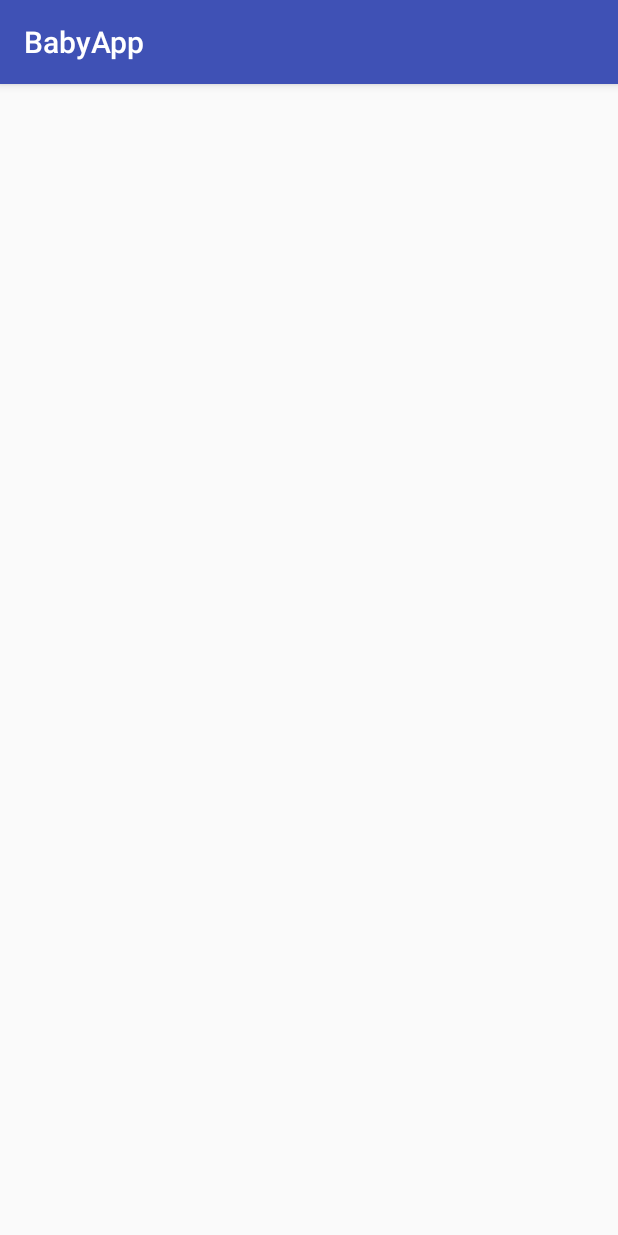
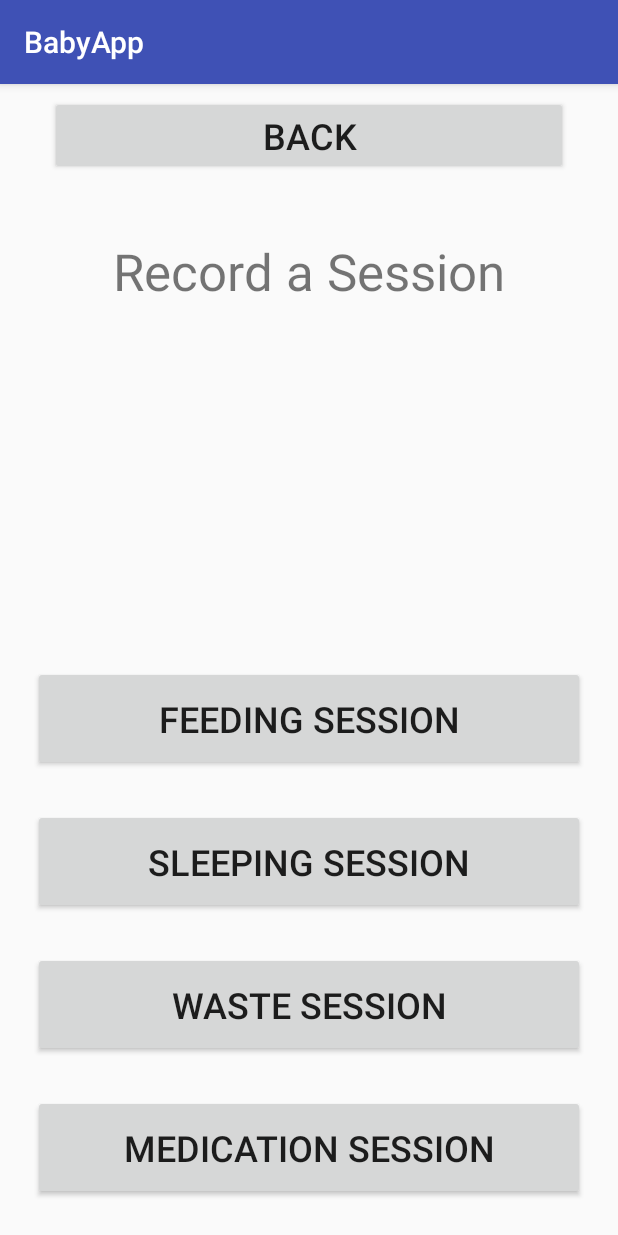
Before and after one commit to naumaanh/BabyAid, an Android app: the SessionRecordingMenu screen opened directly, with no data from a screen before it, on a phone screen of 412 x 824 dp. Run offline under Robolectric (Android 15) with nearby library versions, the phone set to English and light mode, and no system bars.

Commit message:
Added more project files and worked on my views
I have added blank activity files (Java and XML files) for the "Session Information Menu" and the "Session Viewing Menu". So whoever is working on those can now start on those activities. I have not yet added the files for the activities that Naumaan is working on (Main menu and Weekly Report Menu) since I do not currently know if he has created those files already in his version of the project and just hasnt commited them yet.

Also, I have worked a bit on the views that I am doing (the Session Recording Menu and the Start/End Session menu). I have not started work on the Options menu yet. Currently, you can click on each type of session in the session recording menu, and a string of the specific type of session will be sent to the Start/End Session menu (so that the Start/End session menu knows which kind of activity the user wants to start). Also, the back buttons on both views work correctly.

```diff
--- a/app/src/main/AndroidManifest.xml
+++ b/app/src/main/AndroidManifest.xml
@@ -18,7 +18,9 @@
         </activity>
         <activity android:name=".SessionRecordingMenu" />
         <activity android:name=".OptionsMenu" />
-        <activity android:name=".StartOrEndSessionMenu"></activity>
+        <activity android:name=".StartOrEndSessionMenu" />
+        <activity android:name=".SessionInformationMenu" />
+        <activity android:name=".SessionViewingMenu"></activity>
     </application>
 
 </manifest>
--- a/app/src/main/java/myaaronbatch/unt/edu/babyapp/SessionRecordingMenu.java
+++ b/app/src/main/java/myaaronbatch/unt/edu/babyapp/SessionRecordingMenu.java
@@ -1,14 +1,99 @@
 package myaaronbatch.unt.edu.babyapp;
 
+import android.content.Intent;
 import android.support.v7.app.AppCompatActivity;
 import android.os.Bundle;
+import android.view.View;
+import android.widget.Button;
 
-public class SessionRecordingMenu extends AppCompatActivity {
+public class SessionRecordingMenu extends AppCompatActivity
+{
+    Button backButton; // Btn which represents the back button on the view
+    Button feedingSessionBtn; // Btn which represents the feeding session button on the view
+    Button sleepingSessionBtn; // Btn which represents the sleeping session button on the view
+    Button wasteSessionBtn; // Btn which represents the waste session button on the view
+    Button medicationSessionBtn; // Btn which represents the medication session button on the view
 
     @Override
     protected void onCreate(Bundle savedInstanceState)
     {
         super.onCreate(savedInstanceState);
         setContentView(R.layout.activity_session_recording_menu);
+
+        // Get references to buttons on the activity view
+        backButton = (Button) findViewById(R.id.backBtn);
+        feedingSessionBtn = (Button) findViewById(R.id.feedingSessionBtn);
+        sleepingSessionBtn = (Button) findViewById(R.id.sleepingSessionBtn);
+        wasteSessionBtn = (Button) findViewById(R.id.wasteSessionBtn);
+        medicationSessionBtn = (Button) findViewById(R.id.medicationSessionBtn);
+
+        // Create intent for going to the StartOrEndSessionMenu
+        final Intent goToStartEndSessionMenuIntent = new Intent(getApplicationContext(), StartOrEndSessionMenu.class);
+
+        // When backButton is tapped, send the user to the previous view that they were on
+        backButton.setOnClickListener(new View.OnClickListener()
+        {
+            @Override
+            public void onClick(View view)
+            {
+                finish();
+            }
+        });
+
+        // When the feedingSessionBtn is tapped, send the user to the Start/End session menu
+        feedingSessionBtn.setOnClickListener(new View.OnClickListener()
+        {
+            @Override
+            public void onClick(View view)
+            {
+                // Send what type of session the user chose to the next menu
+                goToStartEndSessionMenuIntent.putExtra("Session_Type", "Feeding Session");
+
+                // Go to the menu the user chose
+                startActivity(goToStartEndSessionMenuIntent);
+            }
+        });
+
+        // When the sleepingSessionBtn is tapped, send the user to the Start/End session menu
+        sleepingSessionBtn.setOnClickListener(new View.OnClickListener()
+        {
+            @Override
+            public void onClick(View view)
+            {
+                // Send what type of session the user chose to the next menu
+                goToStartEndSessionMenuIntent.putExtra("Session_Type", "Sleeping Session");
+
+                // Go to the menu the user chose
+                startActivity(goToStartEndSessionMenuIntent);
+            }
+        });
+
+        // When the wasteSessionBtn is tapped, send the user to the Start/End session menu
+        wasteSessionBtn.setOnClickListener(new View.OnClickListener()
+        {
+            @Override
+            public void onClick(View view)
+            {
+                // Send what type of session the user chose to the next menu
+                goToStartEndSessionMenuIntent.putExtra("Session_Type", "Waste Session");
+
+                // Go to the menu the user chose
+                startActivity(goToStartEndSessionMenuIntent);
+            }
+        });
+
+        // When the sleepingSessionBtn is tapped, send the user to the Start/End session menu
+        medicationSessionBtn.setOnClickListener(new View.OnClickListener()
+        {
+            @Override
+            public void onClick(View view)
+            {
+                // Send what type of session the user chose to the next menu
+                goToStartEndSessionMenuIntent.putExtra("Session_Type", "Medication Session");
+
+                // Go to the menu the user chose
+                startActivity(goToStartEndSessionMenuIntent);
+            }
+        });
     }
 }
--- a/app/src/main/res/layout/activity_session_recording_menu.xml
+++ b/app/src/main/res/layout/activity_session_recording_menu.xml
@@ -6,4 +6,91 @@
     android:layout_height="match_parent"
     tools:context="myaaronbatch.unt.edu.babyapp.SessionRecordingMenu">
 
+    <ScrollView
+        android:id="@+id/scrollView2"
+        android:layout_width="368dp"
+        android:layout_height="372dp"
+        android:layout_marginBottom="8dp"
+        android:layout_marginEnd="8dp"
+        android:layout_marginStart="8dp"
+        app:layout_constraintBottom_toBottomOf="parent"
+        app:layout_constraintEnd_toEndOf="parent"
+        app:layout_constraintStart_toStartOf="parent">
+
+        <LinearLayout
+            android:layout_width="match_parent"
+            android:layout_height="wrap_content"
+            android:orientation="vertical">
+
+            <Button
+                android:id="@+id/feedingSessionBtn"
+                android:layout_width="match_parent"
+                android:layout_height="70dp"
+                android:text="Feeding Session"
+                android:textSize="24sp" />
+
+            <Space
+                android:layout_width="match_parent"
+                android:layout_height="25dp" />
+
+            <Button
+                android:id="@+id/sleepingSessionBtn"
+                android:layout_width="match_parent"
+                android:layout_height="70dp"
+                android:text="Sleeping Session"
+                android:textSize="24sp" />
+
+            <Space
+                android:layout_width="match_parent"
+                android:layout_height="25dp" />
+
+            <Button
+                android:id="@+id/wasteSessionBtn"
+                android:layout_width="match_parent"
+                android:layout_height="70dp"
+                android:text="Waste Session"
+                android:textSize="24sp" />
+
+            <Space
+                android:layout_width="match_parent"
+                android:layout_height="25dp" />
+
+            <Button
+                android:id="@+id/medicationSessionBtn"
+                android:layout_width="match_parent"
+                android:layout_height="70dp"
+                android:text="Medication Session"
+                android:textSize="24sp" />
+
+        </LinearLayout>
+    </ScrollView>
+
+    <Button
+        android:id="@+id/backBtn"
+        android:layout_width="345dp"
+        android:layout_height="wrap_content"
+        android:layout_marginEnd="8dp"
+        android:layout_marginStart="8dp"
+        android:layout_marginTop="8dp"
+        android:text="Back"
+        android:textSize="24sp"
+        app:layout_constraintEnd_toEndOf="parent"
+        app:layout_constraintStart_toStartOf="parent"
+        app:layout_constraintTop_toTopOf="parent" />
+
+    <TextView
+        android:id="@+id/titleTextView"
+        android:layout_width="wrap_content"
+        android:layout_height="wrap_content"
+        android:layout_marginBottom="8dp"
+        android:layout_marginEnd="8dp"
+        android:layout_marginStart="8dp"
+        android:layout_marginTop="8dp"
+        android:text="Record a Session"
+        android:textSize="34sp"
+        app:layout_constraintBottom_toTopOf="@+id/scrollView2"
+        app:layout_constraintEnd_toEndOf="parent"
+        app:layout_constraintStart_toStartOf="parent"
+        app:layout_constraintTop_toBottomOf="@+id/backBtn"
+        app:layout_constraintVertical_bias="0.126" />
 </android.support.constraint.ConstraintLayout>
```
Also changed, not shown: app/src/main/java/myaaronbatch/unt/edu/babyapp/SessionInformationMenu.java (added, +13 -0 lines), app/src/main/java/myaaronbatch/unt/edu/babyapp/SessionViewingMenu.java (added, +13 -0 lines), app/src/main/java/myaaronbatch/unt/edu/babyapp/StartOrEndSessionMenu.java (+31 -2 lines), app/src/main/res/layout/activity_session_information_menu.xml (added, +9 -0 lines), app/src/main/res/layout/activity_session_viewing_menu.xml (added, +9 -0 lines), app/src/main/res/layout/activity_start_or_end_session_menu.xml (+55 -0 lines).
